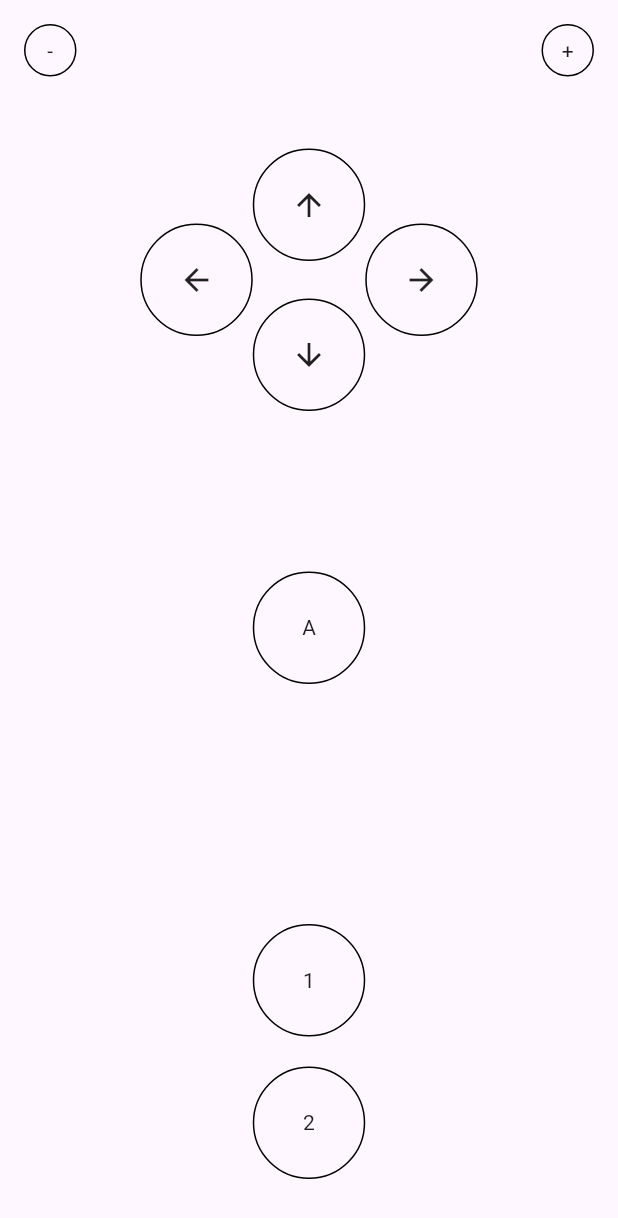
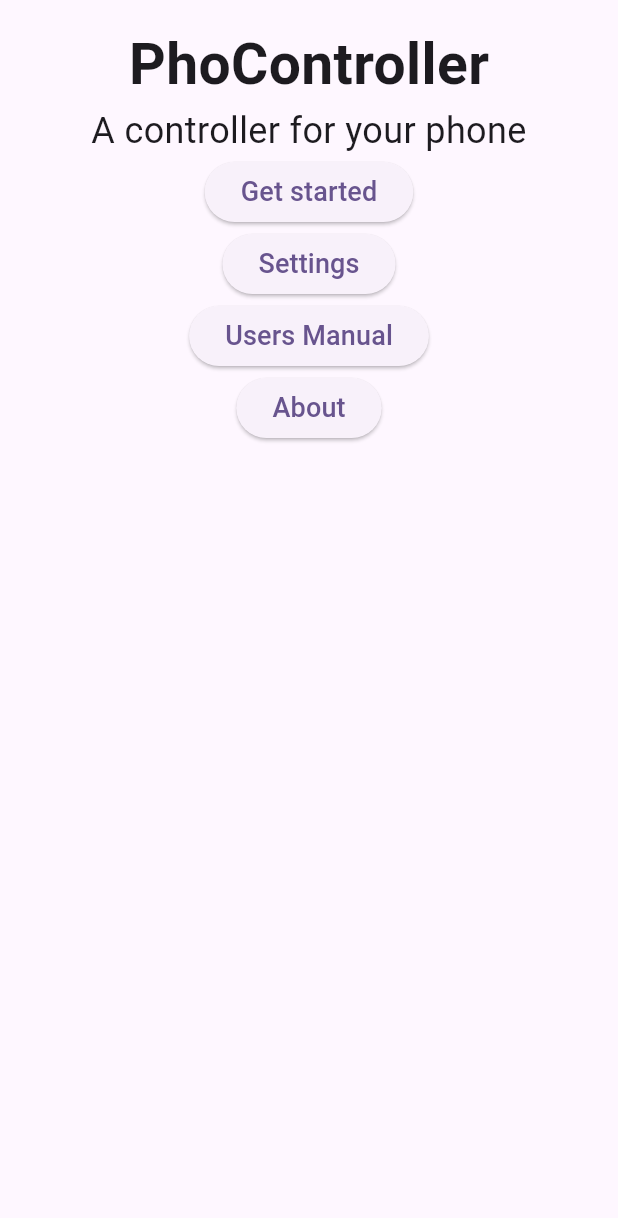
Before and after one commit to lucaCase/controller, a Flutter app: the screen it shows after launch, on a phone screen of 412 x 824 dp. Shown: the top 1218 px of the screen. Run offline on Flutter 3.47's test engine with Material 3 defaults, Android fonts, the phone set to English and light mode, and no system bars; our stand-ins replace sensors_plus, vibration; missing offline and left inert: flutter_rotation_sensor.

Commit message:
Added pages and home menu

```diff
--- /dev/null
+++ b/lib/components/page_direct_button.dart
@@ -0,0 +1,21 @@
+import 'package:flutter/material.dart';
+
+class PageDirectButton extends StatelessWidget {
+  const PageDirectButton({super.key, required this.title, required this.route});
+
+  final String title;
+  final String route;
+
+  @override
+  Widget build(BuildContext context) {
+    return ElevatedButton(
+      onPressed: () {
+        Navigator.of(context).pushNamed(route);
+      },
+      child: Text(
+        title,
+        style: const TextStyle(fontSize: 18),
+      ),
+    );
+  }
+}
--- a/lib/dto/input.dart
+++ b/lib/dto/input.dart
@@ -1,11 +1,12 @@
 enum Input {
-  pauseLeft,
-  pauseRight,
-  keyUp,
-  keyDown,
-  keyLeft,
-  keyRight,
-  keyA,
-  key1,
-  key2,
+  InputNone,
+  InputMinus,
+  InputPlus,
+  InputUp,
+  InputDown,
+  InputLeft,
+  InputRight,
+  InputA,
+  Input1,
+  Input2,
 }
--- a/lib/dto/input_state.dart
+++ b/lib/dto/input_state.dart
@@ -1 +1 @@
-enum InputState { none, down, up, pressed }
+enum InputState { None, Down, Up, Pressed }
--- a/lib/main.dart
+++ b/lib/main.dart
@@ -1,16 +1,10 @@
-import 'dart:async';
-import 'package:controller/components/game_button.dart';
-import 'package:controller/components/control_pad.dart';
-import 'package:controller/dto/sensor_data.dart';
-import 'package:controller/dto/value_holder.dart';
-import 'package:controller/services/state_service.dart';
-import 'package:controller/services/udp_service.dart';
+import 'package:controller/pages/about.dart';
+import 'package:controller/pages/controller.dart';
+import 'package:controller/pages/home.dart';
+import 'package:controller/pages/server_selection.dart';
+import 'package:controller/pages/settings.dart';
+import 'package:controller/pages/users_manual.dart';
 import 'package:flutter/material.dart';
-import 'package:flutter_rotation_sensor/flutter_rotation_sensor.dart';
-import 'package:sensors_plus/sensors_plus.dart' as sensors_plus;
-
-import 'components/pause_button.dart';
-import 'dto/input.dart';
 
 void main() {
   runApp(const MyApp());
@@ -24,46 +18,6 @@ class MyApp extends StatefulWidget {
 }
 
 class _MyAppState extends State<MyApp> {
-  String echo = '';
-
-  bool shouldSendSensorData = false;
-
-  double roll = 0;
-  double pitch = 0;
-  double yaw = 0;
-
-  double xAcc = 0;
-  double yAcc = 0;
-  double zAcc = 0;
-
-  late UdpService udp = UdpService(shouldSendSensorData: (bool value) {
-    shouldSendSensorData = value;
-  });
-
-  @override
-  void initState() {
-    super.initState();
-
-    RotationSensor.orientationStream.listen((event) {
-      roll = event.eulerAngles.roll;
-      pitch = event.eulerAngles.pitch;
-      yaw = event.eulerAngles.yaw;
-    });
-
-    sensors_plus.userAccelerometerEventStream().listen((event) {
-      xAcc = event.x;
-      yAcc = event.y;
-      zAcc = event.z;
-    });
-
-    Timer.periodic(const Duration(milliseconds: 50), (timer) async {
-      if (shouldSendSensorData) {
-        UdpService.sendSensorData(
-            SensorData(roll, pitch, yaw, xAcc, yAcc, zAcc));
-      }
-    });
-  }
-
   @override
   Widget build(BuildContext context) {
     return MaterialApp(
@@ -72,94 +26,15 @@ class _MyAppState extends State<MyApp> {
         colorScheme: ColorScheme.fromSeed(seedColor: Colors.deepPurple),
         useMaterial3: true,
       ),
-      home: Scaffold(
-        body: SafeArea(
-          child: Center(
-            child: Column(
-              mainAxisAlignment: MainAxisAlignment.spaceBetween,
-              children: [
-                Padding(
-                  padding: const EdgeInsets.all(16.0),
-                  child: Row(
-                    mainAxisAlignment: MainAxisAlignment.spaceBetween,
-                    children: [
-                      PauseButton(
-                        onPressed: (state) {
-                          print(StateService.getStatesAsMap(
-                              Input.pauseLeft, state));
-                        },
-                        text: '-',
-                      ),
-                      PauseButton(
-                        onPressed: (state) {},
-                        text: '+',
-                      ),
-                    ],
-                  ),
-                ),
-                Transform.translate(
-                  offset: const Offset(0, -75),
-                  child: ControlPad(
-                    up: (state) {
-                      print(StateService.getStatesAsMap(Input.keyUp, state));
-                    },
-                    down: (state) {
-                      print(StateService.getStatesAsMap(Input.keyDown, state));
-                    },
-                    left: (state) {
-                      print(StateService.getStatesAsMap(Input.keyLeft, state));
-
-                    },
-                    right: (state) {
-                      print(StateService.getStatesAsMap(Input.keyRight, state));
-
-                    },
-                  ),
-                ),
-                Transform.translate(
-                  offset: const Offset(0, -75),
-                  child: GameButton(
-                    onPressed: (state) async {
-                      ValueHolder sensorData = await udp.send(Input.keyA);
-
-                      setState(() {
-                        sensorData.execute();
-                      });
-                    },
-                    text: 'A',
-                  ),
-                ),
-                Transform.translate(
-                  offset: const Offset(0, -30),
-                  child: Padding(
-                    padding: const EdgeInsets.all(8.0),
-                    child: Column(
-                      mainAxisAlignment: MainAxisAlignment.spaceEvenly,
-                      children: [
-                        GameButton(
-                          onPressed: (state) {
-                            print(StateService.getStatesAsMap(Input.key1, state));
-                          },
-                          text: '1',
-                        ),
-                        const SizedBox(
-                          height: 20,
-                        ),
-                        GameButton(
-                          onPressed: (state) {
-                            print(StateService.getStatesAsMap(Input.key2, state));
-                          },
-                          text: '2',
-                        ),
-                      ],
-                    ),
-                  ),
-                ),
-              ],
-            ),
-          ),
-        ),
-      ),
+      initialRoute: "/home",
+      routes: {
+        "/home": (context) => const Home(),
+        "/server-selection": (context) => const ServerSelection(),
+        "/controller": (context) => const Controller(),
+        "/users-manual": (context) => const UsersManual(),
+        "/settings": (context) => const Settings(),
+        "/about": (context) => const About(),
+      },
     );
   }
 }
--- /dev/null
+++ b/lib/pages/about.dart
@@ -0,0 +1,10 @@
+import 'package:flutter/material.dart';
+
+class About extends StatelessWidget {
+  const About({super.key});
+
+  @override
+  Widget build(BuildContext context) {
+    return const Placeholder();
+  }
+}
--- /dev/null
+++ b/lib/pages/home.dart
@@ -0,0 +1,71 @@
+import 'package:controller/components/page_direct_button.dart';
+import 'package:flutter/material.dart';
+
+class Home extends StatefulWidget {
+  const Home({super.key});
+
+  @override
+  State<Home> createState() => _HomeState();
+}
+
+class _HomeState extends State<Home> with SingleTickerProviderStateMixin {
+  @override
+  void initState() {
+    super.initState();
+  }
+
+  @override
+  Widget build(BuildContext context) {
+    return Scaffold(
+      body: SafeArea(
+        child: Padding(
+          padding: const EdgeInsets.all(16.0),
+          child: Center(
+            child: Column(
+              children: [
+                TweenAnimationBuilder<double>(
+                  tween: Tween<double>(begin: 0, end: 1),
+                  curve: Curves.ease,
+                  duration: const Duration(milliseconds: 2750),
+                  builder: (context, opacity, child) {
+                    return Opacity(
+                      opacity: opacity,
+                      child: const Text(
+                        "PhoController",
+                        style:
+                            TextStyle(fontSize: 38, fontWeight: FontWeight.bold),
+                      ),
+                    );
+                  },
+                ),
+                TweenAnimationBuilder<double>(
+                  tween: Tween<double>(begin: 0, end: 1),
+                  curve: Curves.ease,
+                  duration: const Duration(milliseconds: 2750),
+                  builder: (context, opacity, child) {
+                    return Opacity(
+                      opacity: opacity,
+                      child: const Text(
+                        "A controller for your phone",
+                        textAlign: TextAlign.center,
+                        style: TextStyle(fontSize: 24),
+                      ),
+                    );
+                  },
+                ),
+                const Column(
+                  children: [
+                    PageDirectButton(title: "Get started", route: "/server-selection"),
+                    PageDirectButton(title: "Settings", route: "/settings"),
+                    PageDirectButton(title: "Users Manual", route: "/users-manual"),
+                    PageDirectButton(title: "About", route: "/about"),
+                  ],
+                ),
+              ],
+            ),
+          ),
+        ),
+      ),
+    );
+  }
+}
--- /dev/null
+++ b/lib/pages/settings.dart
@@ -0,0 +1,20 @@
+import 'package:flutter/material.dart';
+
+class Settings extends StatelessWidget {
+  const Settings({super.key});
+
+  @override
+  Widget build(BuildContext context) {
+    return Scaffold(
+      appBar: AppBar(
+        backgroundColor: Colors.amberAccent,
+        leading: IconButton(
+            onPressed: () {
+              Navigator.of(context).pop();
+            },
+            icon: const Icon(Icons.arrow_back)),
+        title: const Center(child: Text("Settings")),
+      ),
+    );
+  }
+}
```
Also changed, not shown: lib/components/sized_button.dart (+4 -4 lines), lib/dto/input_holder.dart (added, +13 -0 lines), lib/pages/controller.dart (added, +155 -0 lines), lib/pages/server_selection.dart (added, +10 -0 lines), lib/pages/users_manual.dart (added, +68 -0 lines), lib/services/state_service.dart (+5 -5 lines).
